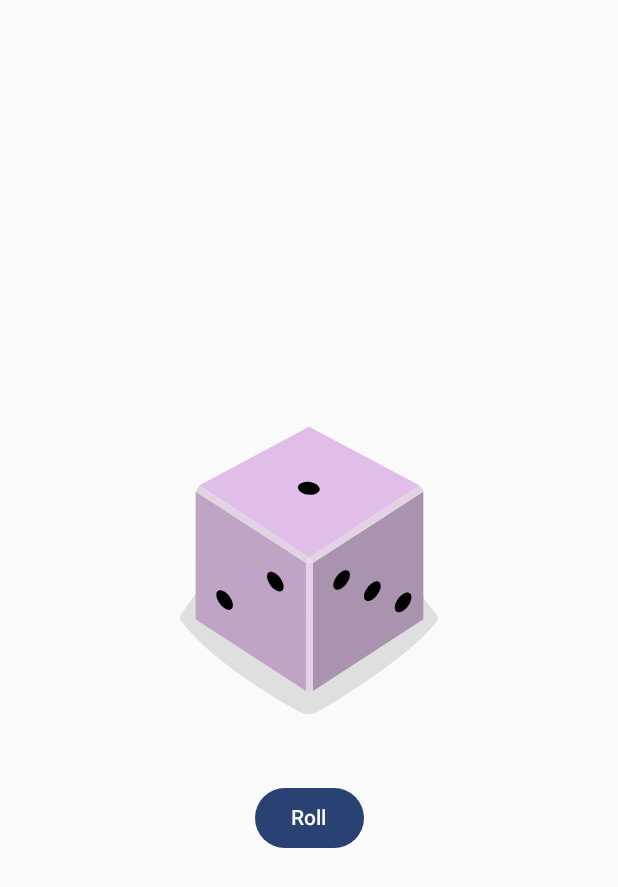
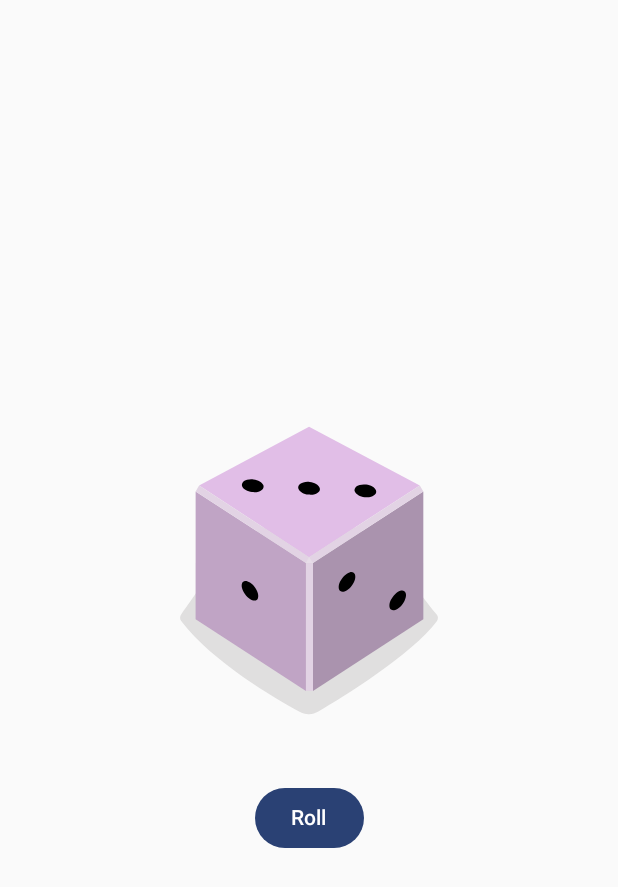
Before and after one commit to adillari/dice-roller, an Android app built with Jetpack Compose: the screen it shows after launch (MainActivity), after a tap on "Roll", on a phone screen of 412 x 824 dp. Shown: the top 887 px of the screen. Run offline under Robolectric (Android 15) with nearby library versions, the phone set to English and light mode, and no system bars.

Commit message:
add random dice roll logic

```diff
--- a/app/src/main/java/dev/maz/diceroller/MainActivity.kt
+++ b/app/src/main/java/dev/maz/diceroller/MainActivity.kt
@@ -13,6 +13,10 @@ import androidx.compose.foundation.layout.wrapContentSize
 import androidx.compose.material3.Button
 import androidx.compose.material3.Text
 import androidx.compose.runtime.Composable
+import androidx.compose.runtime.getValue
+import androidx.compose.runtime.mutableIntStateOf
+import androidx.compose.runtime.remember
+import androidx.compose.runtime.setValue
 import androidx.compose.ui.Alignment
 import androidx.compose.ui.Modifier
 import androidx.compose.ui.res.painterResource
@@ -35,16 +39,27 @@ class MainActivity : ComponentActivity() {
 
 @Composable
 fun DiceWithButtonAndImage(modifier: Modifier = Modifier) {
+    val sides = mutableListOf(1, 2, 3, 4, 5, 6)
+    var result by remember { mutableIntStateOf(sides.random()) }
+    val imageResource = when (result) {
+        1 -> R.drawable.dice_1
+        2 -> R.drawable.dice_2
+        3 -> R.drawable.dice_3
+        4 -> R.drawable.dice_4
+        5 -> R.drawable.dice_5
+        else -> R.drawable.dice_6
+    }
+
     Column(
         modifier = modifier,
         horizontalAlignment = Alignment.CenterHorizontally
     ) {
         Image(
-            painter = painterResource(R.drawable.dice_1),
-            contentDescription = "1"
+            painter = painterResource(imageResource),
+            contentDescription = result.toString()
         )
         Spacer(modifier = Modifier.height(16.dp))
-        Button(onClick = { /* TODO */ }) {
+        Button(onClick = { result = sides.random() }) {
             Text(stringResource(R.string.roll))
         }
     }
```
